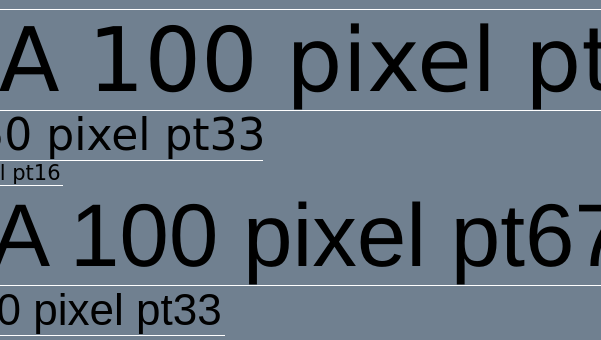
Before: the Qt Designer form SmartHome/page042.ui in fmandracci/smart-home, drawn with Qt 5; both pictures show x 178 to 779 and y 0 to 340 of the 1280 by 800 pixel window.
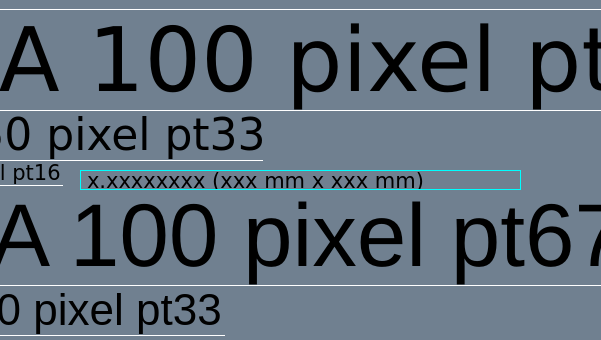
After: the same form once the commit is applied. Icons and pictures are not drawn. Custom widgets are drawn as their Qt base class.

Commit message: new settings page (page011) and custom widgets (w.i.p)

```diff
--- a/SmartHome/page042.ui
+++ b/SmartHome/page042.ui
@@ -22,6 +22,11 @@
     <height>16777215</height>
    </size>
   </property>
+  <property name="font">
+   <font>
+    <kerning>true</kerning>
+   </font>
+  </property>
   <property name="windowTitle">
    <string notr="true">page042</string>
   </property>
@@ -435,6 +440,35 @@
     <number>0</number>
    </property>
   </widget>
+  <widget class="QLabel" name="label_font_corrector">
+   <property name="geometry">
+    <rect>
+     <x>258</x>
+     <y>170</y>
+     <width>441</width>
+     <height>20</height>
+    </rect>
+   </property>
+   <property name="sizePolicy">
+    <sizepolicy hsizetype="Fixed" vsizetype="Fixed">
+     <horstretch>0</horstretch>
+     <verstretch>0</verstretch>
+    </sizepolicy>
+   </property>
+   <property name="font">
+    <font>
+     <family>DejaVu Sans</family>
+     <pointsize>16</pointsize>
+     <italic>false</italic>
+    </font>
+   </property>
+   <property name="styleSheet">
+    <string notr="true">border: 1px solid rgb(0, 255, 255);</string>
+   </property>
+   <property name="text">
+    <string>x.xxxxxxxx (xxx mm x xxx mm)</string>
+   </property>
+  </widget>
  </widget>
  <customwidgets>
   <customwidget>
```
The commit also changes 20 other files.
